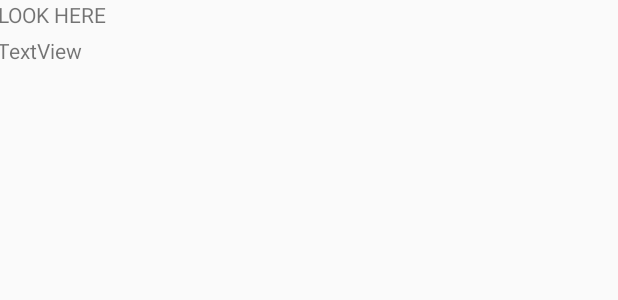
After one commit to ShariceG/Hive, an Android app: the layout comment_layout.xml on its own in the app's theme, with its tools: preview values and no code run, on a phone screen of 412 x 824 dp. The commit adds this screen. Shown: the top 300 px of the screen. Run offline under Robolectric (Android 15) with nearby library versions, the phone set to English and light mode, and no system bars.

Commit message:
Support comments in android

```diff
--- a/frontend/android/app/src/main/AndroidManifest.xml
+++ b/frontend/android/app/src/main/AndroidManifest.xml
@@ -18,6 +18,7 @@
                 <category android:name="android.intent.category.LAUNCHER" />
             </intent-filter>
         </activity>
+        <activity android:name=".SeeCommentsActivity"/>
     </application>
 
 </manifest>
--- a/frontend/android/app/src/main/java/coloredcoded/hive/PostView.java
+++ b/frontend/android/app/src/main/java/coloredcoded/hive/PostView.java
@@ -29,6 +29,7 @@ public class PostView {
     private Button commentButton;
     private Button likeButton;
     private Button dislikeButton;
+    // The entire inflated view of a post.
     private View postView;
 
     private Delegate delegate;
--- a/frontend/android/app/src/main/java/coloredcoded/hive/client/Location.java
+++ b/frontend/android/app/src/main/java/coloredcoded/hive/client/Location.java
@@ -2,9 +2,11 @@ package coloredcoded.hive.client;
 
 import org.json.simple.JSONObject;
 
-public class Location {
+import java.io.Serializable;
 
-	public static class Area {
+public class Location implements Serializable {
+
+	public static class Area implements Serializable {
 		private String latStr;
 		private String lonStr;
 		private String city;
--- a/frontend/android/app/src/main/java/coloredcoded/hive/client/Post.java
+++ b/frontend/android/app/src/main/java/coloredcoded/hive/client/Post.java
@@ -3,6 +3,8 @@ package coloredcoded.hive.client;
 import android.util.Log;
 
 import org.json.simple.JSONObject;
+
+import java.io.Serializable;
 
 /**
  *
@@ -10,7 +12,7 @@ import org.json.simple.JSONObject;
  * This is a class representing a post by a user.
  *
  */
-public final class Post {
+public final class Post implements Serializable {
 
 	private static long POST_LIFESPAN_SEC = 24 * 60 * 60;
 
--- /dev/null
+++ b/frontend/android/app/src/main/res/layout/comment_layout.xml
@@ -0,0 +1,39 @@
+<?xml version="1.0" encoding="utf-8"?>
+<RelativeLayout xmlns:android="http://schemas.android.com/apk/res/android"
+    android:orientation="vertical" android:layout_width="match_parent"
+    android:layout_height="wrap_content">
+
+    <TextView
+        android:id="@+id/userTextView"
+        android:layout_width="wrap_content"
+        android:layout_height="24dp"
+        android:layout_alignParentStart="true"
+        android:layout_alignParentLeft="true"
+        android:layout_alignParentTop="true"
+        android:layout_alignParentEnd="true"
+        android:layout_alignParentRight="true"
+        android:layout_marginStart="-1dp"
+        android:layout_marginLeft="-1dp"
+        android:layout_marginTop="0dp"
+        android:layout_marginEnd="293dp"
+        android:layout_marginRight="293dp"
+        android:text="LOOK HERE" />
+
+    <TextView
+        android:id="@+id/commentTextView"
+        android:layout_width="393dp"
+        android:layout_height="101dp"
+        android:layout_alignParentStart="true"
+        android:layout_alignParentLeft="true"
+        android:layout_alignParentTop="true"
+        android:layout_alignParentEnd="true"
+        android:layout_alignParentRight="true"
+        android:layout_centerHorizontal="true"
+        android:layout_marginStart="-2dp"
+        android:layout_marginLeft="-2dp"
+        android:layout_marginTop="24dp"
+        android:layout_marginEnd="2dp"
+        android:layout_marginRight="2dp"
+        android:text="TextView" />
+
+</RelativeLayout>
```
Also changed, not shown: frontend/android/app/src/main/java/coloredcoded/hive/CommentFeedManager.java (added, +106 -0 lines), frontend/android/app/src/main/java/coloredcoded/hive/CommentView.java (added, +48 -0 lines), frontend/android/app/src/main/java/coloredcoded/hive/HomeFragment.java (+6 -4 lines), frontend/android/app/src/main/java/coloredcoded/hive/PostFeedManager.java (+4 -5 lines), frontend/android/app/src/main/java/coloredcoded/hive/SeeCommentsActivity.java (added, +69 -0 lines), frontend/android/app/src/main/res/layout/see_comments_layout.xml (added, +10 -0 lines), 1 other file.
